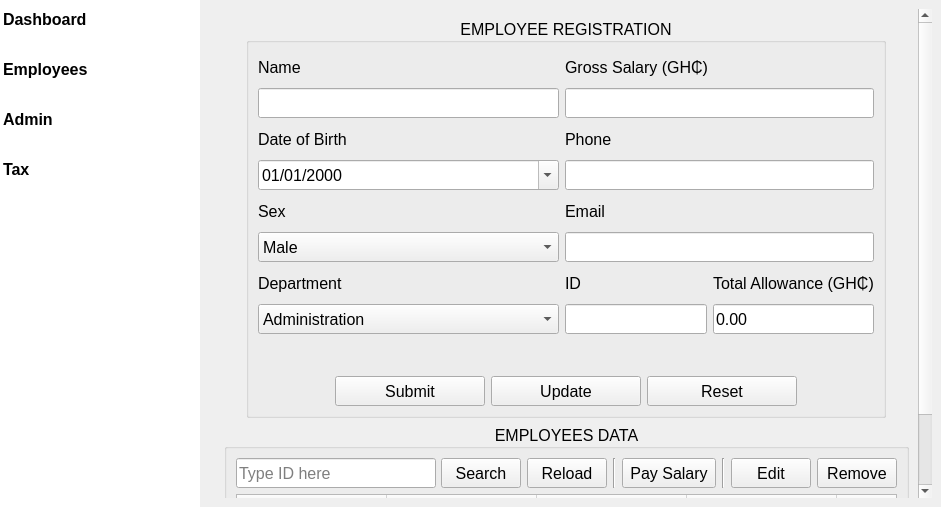
First picture: the form in src/payroll.ui, repository Owiredu/Payroll-System, before the edit.
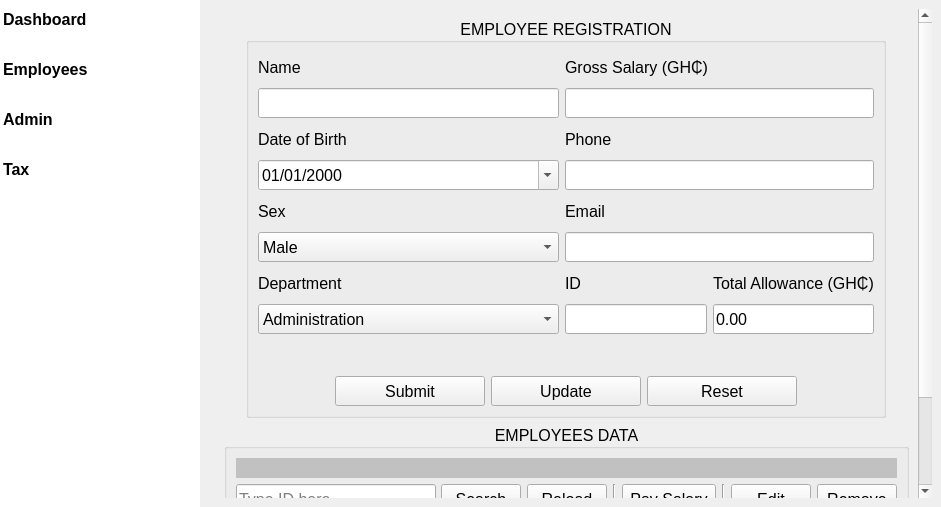
Second picture: the form after the edit. The open tabs and pages were chosen to show the change. Icons and pictures are not drawn.

Diff of the .ui file:
```diff
--- a/src/payroll.ui
+++ b/src/payroll.ui
@@ -763,9 +763,9 @@
            <property name="geometry">
             <rect>
              <x>0</x>
-             <y>-85</y>
-             <width>700</width>
-             <height>574</height>
+             <y>0</y>
+             <width>707</width>
+             <height>761</height>
             </rect>
            </property>
            <layout class="QGridLayout" name="gridLayout_5">
@@ -1190,7 +1190,7 @@
                <bool>true</bool>
               </property>
               <layout class="QGridLayout" name="gridLayout_6">
-               <item row="1" column="1">
+               <item row="2" column="1">
                 <layout class="QVBoxLayout" name="verticalLayout_6">
                  <item>
                   <widget class="QTableWidget" name="employee_data_tablewidget">
@@ -1423,7 +1423,7 @@
                  </item>
                 </layout>
                </item>
-               <item row="0" column="1">
+               <item row="1" column="1">
                 <layout class="QHBoxLayout" name="horizontalLayout_3">
                  <item>
                   <widget class="QLineEdit" name="employee_search_lineedit">
@@ -1550,6 +1550,33 @@
                  </item>
                 </layout>
                </item>
+               <item row="0" column="1">
+                <widget class="QLabel" name="email_notif_label">
+                 <property name="minimumSize">
+                  <size>
+                   <width>0</width>
+                   <height>20</height>
+                  </size>
+                 </property>
+                 <property name="font">
+                  <font>
+                   <pointsize>10</pointsize>
+                  </font>
+                 </property>
+                 <property name="styleSheet">
+                  <string notr="true">background-color: rgb(193, 193, 193);</string>
+                 </property>
+                 <property name="text">
+                  <string/>
+                 </property>
+                 <property name="alignment">
+                  <set>Qt::AlignCenter</set>
+                 </property>
+                 <property name="wordWrap">
+                  <bool>true</bool>
+                 </property>
+                </widget>
+               </item>
               </layout>
              </widget>
             </item>
```
Left out of the diff: 30 changed lines with no effect on the pictures.
